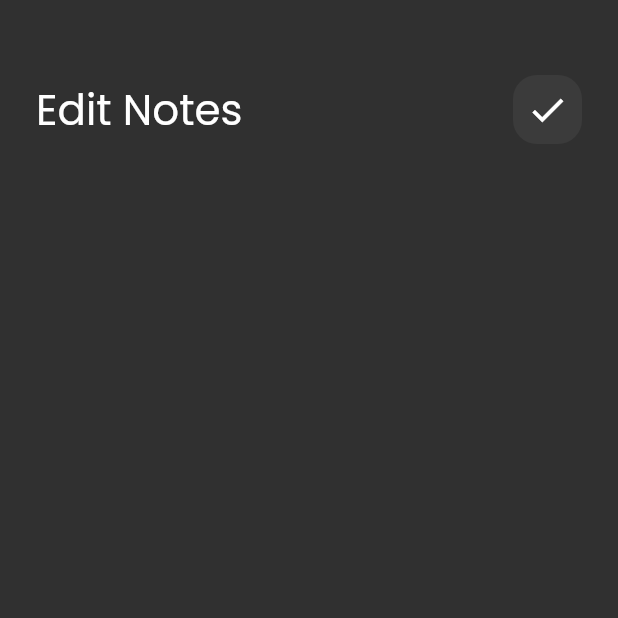
After one commit to Simonnabil22/notes_app, a Flutter app: the screen it shows after launch, after a tap on "Flutter Tips", on a phone screen of 412 x 824 dp, the top half of it. The commit adds this screen. Run offline on Flutter 3.47's test engine with Material 2 defaults, Android fonts, the phone set to English and light mode, and no system bars; our stand-ins replace font_awesome_flutter.

Commit message:
add custom app bar to edit note view

```diff
--- /dev/null
+++ b/lib/views/edit_note_view.dart
@@ -0,0 +1,13 @@
+import 'package:flutter/material.dart';
+import 'package:notes_app/widgets/edit_note_view_body.dart';
+
+class EditNoteView extends StatelessWidget {
+  const EditNoteView({super.key});
+
+  @override
+  Widget build(BuildContext context) {
+    return const Scaffold(
+      body:EditNoteViewBody() ,
+    );
+  }
+}
--- a/lib/widgets/add_note_bottom_sheet.dart
+++ b/lib/widgets/add_note_bottom_sheet.dart
@@ -1,5 +1,4 @@
 import 'package:flutter/material.dart';
-import 'package:notes_app/widgets/constants.dart';
 import 'package:notes_app/widgets/custom_button.dart';
 import 'package:notes_app/widgets/custom_text_field.dart';
 
--- a/lib/widgets/custom_app_bar.dart
+++ b/lib/widgets/custom_app_bar.dart
@@ -2,20 +2,25 @@ import 'package:flutter/material.dart';
 import 'package:notes_app/widgets/custom_search_icon.dart';
 
 class CustomAppBar extends StatelessWidget {
-  const CustomAppBar({super.key});
+  const CustomAppBar({super.key, required this.title, required this.icon});
 
+final String title;
+final IconData icon;
   @override
   Widget build(BuildContext context) {
-    return const Row(
+    return  Row(
       children: [
-        Text('Notes',
+        Text(
+        title,
         style:
-         TextStyle(
+        const TextStyle(
         fontSize: 28,
          ),
          ),
-         Spacer(),
-    CustomSreachIcon()
+        const Spacer(),
+    CustomSreachIcon(
+      icon: icon ,
+    )
       ],
     );
   }
--- a/lib/widgets/custom_note_icon.dart
+++ b/lib/widgets/custom_note_icon.dart
@@ -1,13 +1,25 @@
 
 import 'package:flutter/material.dart';
 import 'package:font_awesome_flutter/font_awesome_flutter.dart';
+import 'package:notes_app/views/edit_note_view.dart';
 
 class NoteItem extends StatelessWidget {
   const NoteItem({super.key});
 
   @override
   Widget build(BuildContext context) {
-    return Container(
+    return GestureDetector(
+      onTap: ()
+      {
+        Navigator.push(context,
+        MaterialPageRoute(builder: (context)
+        {
+       return const EditNoteView();
+        }
+        ),
+        );
+      },
+      child: Container(
         padding: const EdgeInsets.only(top: 24, bottom: 24,left: 16),
       decoration: BoxDecoration(
         color: Color(0xffFFCC80),
@@ -52,6 +64,7 @@ class NoteItem extends StatelessWidget {
        )
         ],
       ),
+      ),
     );
   }
 }
--- a/lib/widgets/custom_search_icon.dart
+++ b/lib/widgets/custom_search_icon.dart
@@ -1,7 +1,9 @@
 import 'package:flutter/material.dart';
 
 class CustomSreachIcon extends StatelessWidget {
-  const CustomSreachIcon({super.key});
+  const CustomSreachIcon({super.key, required this.icon});
+
+final IconData icon;
 
   @override
   Widget build(BuildContext context) {
@@ -12,8 +14,9 @@ class CustomSreachIcon extends StatelessWidget {
         color: Colors.white.withOpacity(.05),
         borderRadius: BorderRadius.circular(16)
       ),
-      child: const Center(
-        child: Icon(Icons.search,
+      child:  Center(
+        child: Icon(
+          icon,
         size: 28,
         ),
       ),
--- /dev/null
+++ b/lib/widgets/edit_note_view_body.dart
@@ -0,0 +1,24 @@
+import 'package:flutter/material.dart';
+import 'package:notes_app/widgets/custom_app_bar.dart';
+
+class EditNoteViewBody extends StatelessWidget {
+  const EditNoteViewBody({super.key});
+
+  @override
+  Widget build(BuildContext context) {
+    return const Padding(
+      padding:  EdgeInsets.symmetric(horizontal: 24),
+      child: Column(
+        children: [
+          SizedBox(
+            height: 50,
+          ),
+          CustomAppBar(
+            title: 'Edit Notes',
+            icon: Icons.check,
+          )
+        ],
+      ),
+    );
+  }
+}
--- a/lib/widgets/notes_view_body.dart
+++ b/lib/widgets/notes_view_body.dart
@@ -1,5 +1,6 @@
 
 import 'package:flutter/material.dart';
+import 'package:font_awesome_flutter/font_awesome_flutter.dart';
 import 'package:notes_app/widgets/custom_app_bar.dart';
 import 'package:notes_app/widgets/notes_list_view.dart';
 
@@ -15,7 +16,10 @@ class NotesViewBody extends StatelessWidget {
         SizedBox(
           height: 50,
         ),
-         CustomAppBar(),
+         CustomAppBar(
+          title: 'Notes',
+          icon: Icons.search,
+         ),
          Expanded(
           child:
            NotesListView(),)
```
Lines whose indentation alone changed are shown as unchanged.
